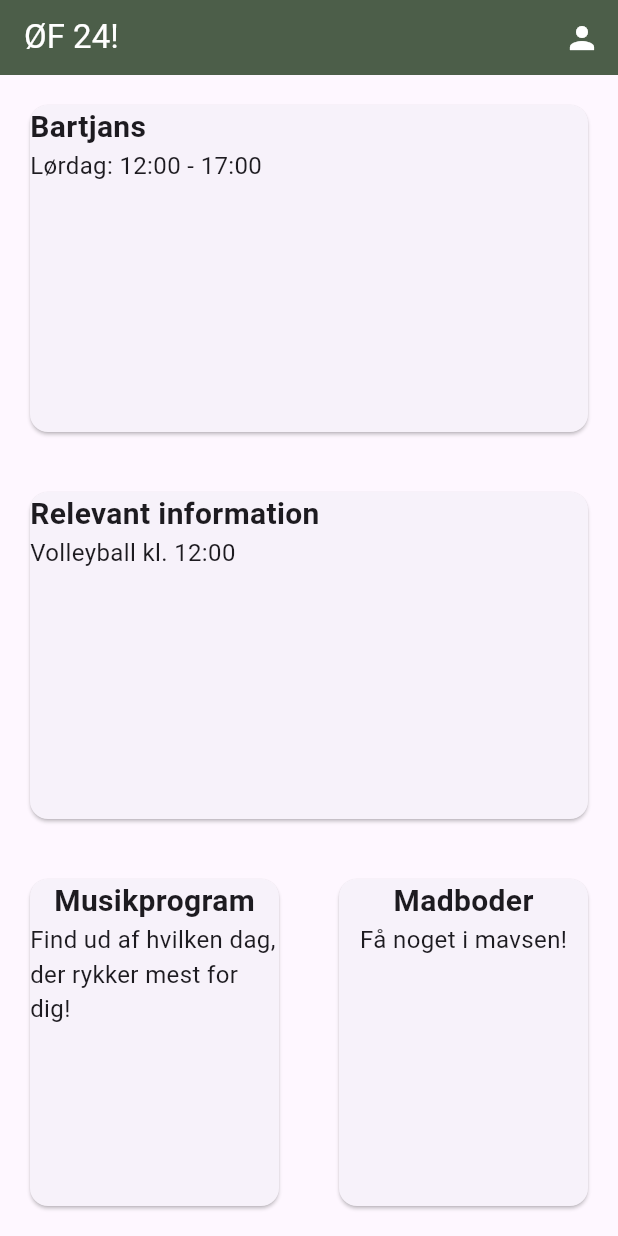
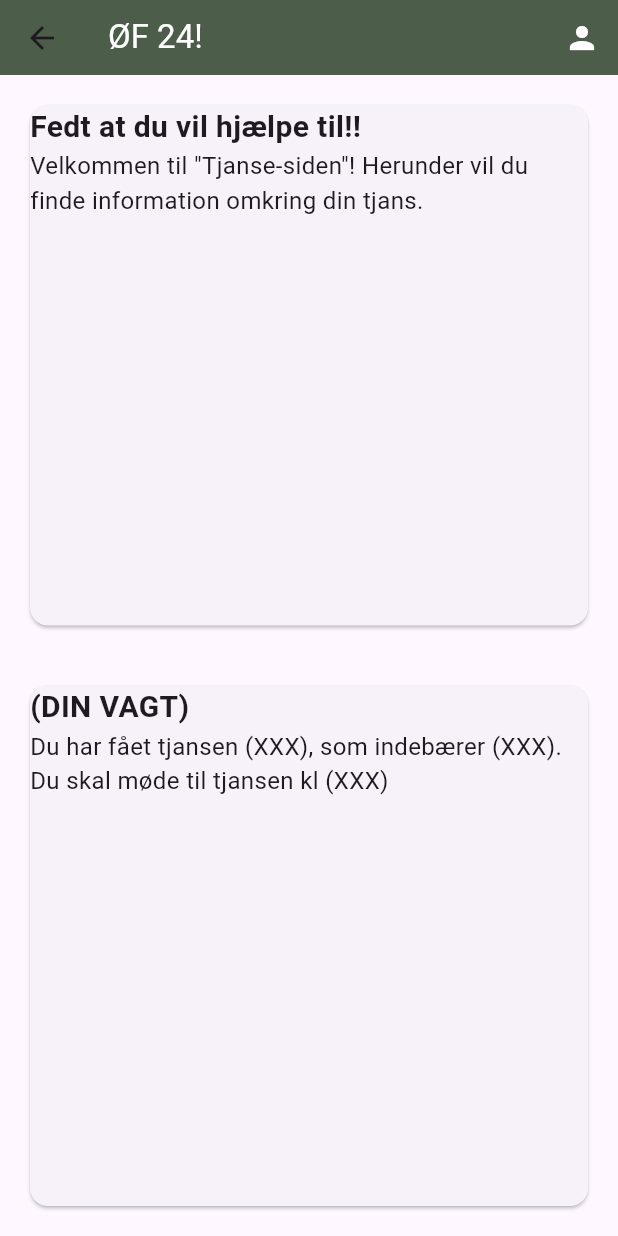
Before and after one commit to gust1527/festival-volunteer-manager, a Flutter app: the screen it shows after launch, after a tap on "Bartjans", on a phone screen of 412 x 824 dp. Run offline on Flutter 3.47's test engine with Material 3 defaults, Android fonts, the phone set to English and light mode, and no system bars.

Commit message:
Added inital routes from homepage to other pages

```diff
--- a/festival_volunteer_application/lib/Pages/HomeScreen.dart
+++ b/festival_volunteer_application/lib/Pages/HomeScreen.dart
@@ -21,12 +21,12 @@ class _HomeScreenState extends State<HomeScreen> {
           Expanded(
             flex: 1,
             child: ExpandedDialogTile(
-                title: 'Bartjans', content: 'Lørdag: 12:00 - 17:00'),
+                title: 'Bartjans', content: 'Lørdag: 12:00 - 17:00', route: '/tjanser',),
           ),
           Expanded(
             flex: 1,
             child: ExpandedDialogTile(
-                title: 'Relevant information', content: 'Volleyball kl. 12:00'),
+                title: 'Relevant information', content: 'Volleyball kl. 12:00', route: '/information',),
           ),
           Expanded(
             flex: 1,
--- a/festival_volunteer_application/lib/Pages/TjansePage.dart
+++ b/festival_volunteer_application/lib/Pages/TjansePage.dart
@@ -0,0 +1,35 @@
+import 'package:festival_volunteer_application/UX_Elements/ExpandedDialogTile.dart';
+import 'package:festival_volunteer_application/UX_Elements/HalfWidthDialog.dart';
+import 'package:festival_volunteer_application/UX_Elements/StandardAppBar.dart';
+import 'package:flutter/material.dart';
+
+class TjansePage extends StatefulWidget {
+  const TjansePage({super.key});
+
+  @override
+  _TjansePageState createState() => _TjansePageState();
+}
+
+class _TjansePageState extends State<TjansePage> {
+
+    @override
+    Widget build(BuildContext context) {
+        return const Scaffold(
+            appBar: StandardAppBar(),
+            body: Column(
+                children: <Widget>[
+          Expanded(
+            flex: 1,
+            child: ExpandedDialogTile(
+                title: 'Fedt at du vil hjælpe til!!', content: 'Velkommen til "Tjanse-siden"! Herunder vil du finde information omkring din tjans.', route: '/tjanser'),
+          ),
+          Expanded(
+            flex: 1,
+            child: ExpandedDialogTile(
+                title: '(DIN VAGT)', content: 'Du har fået tjansen (XXX), som indebærer (XXX). Du skal møde til tjansen kl (XXX)', route: '/tjanser'),
+          ),
+                ],
+            ),
+        );
+    }
+}
--- a/festival_volunteer_application/lib/UX_Elements/ExpandedDialogTile.dart
+++ b/festival_volunteer_application/lib/UX_Elements/ExpandedDialogTile.dart
@@ -3,9 +3,10 @@ import 'package:flutter/material.dart';
 class ExpandedDialogTile extends StatelessWidget {
   final String title;
   final String content;
+  final String route;
 
   const ExpandedDialogTile(
-      {super.key, required this.title, required this.content});
+      {super.key, required this.title, required this.content, required this.route});
 
   @override
   Widget build(BuildContext context) {
@@ -13,7 +14,9 @@ class ExpandedDialogTile extends StatelessWidget {
       margin: const EdgeInsets.all(20),
       clipBehavior: Clip.antiAlias,
       child: InkWell(
-        onTap: () => {},
+        onTap: () => {
+          Navigator.pushNamed(context, route)
+        },
         child: Column(
           mainAxisSize: MainAxisSize.max,
           children: [
--- a/festival_volunteer_application/lib/main.dart
+++ b/festival_volunteer_application/lib/main.dart
@@ -1,4 +1,5 @@
 import 'package:festival_volunteer_application/Pages/HomeScreen.dart';
+import 'package:festival_volunteer_application/routes.dart';
 import 'package:flutter/material.dart';
 
 void main() {
@@ -16,9 +17,10 @@ class MainApp extends StatefulWidget {
 
     @override
     Widget build(BuildContext context) {
-      return const MaterialApp(
+      return MaterialApp(
         debugShowCheckedModeBanner: false,
-        home: HomeScreen(),
+        initialRoute: '/',
+        routes: routes,
       );
     }
   }
--- /dev/null
+++ b/festival_volunteer_application/lib/routes.dart
@@ -0,0 +1,14 @@
+import 'package:festival_volunteer_application/Pages/FoodAndBeveragesPage.dart';
+import 'package:festival_volunteer_application/Pages/HomeScreen.dart';
+import 'package:festival_volunteer_application/Pages/MusicPage.dart';
+import 'package:festival_volunteer_application/Pages/TjansePage.dart';
+import 'package:festival_volunteer_application/Pages/InformationPage.dart';
+import 'package:flutter/material.dart';
+
+var routes = {
+    '/foodAndBeverages': (context) => FoodAndBeveragesPage(),
+    '/': (context) => HomeScreen(),
+    '/information': (context) => InformationPage(),
+    '/music': (context) => MusicPage(),
+    '/tjanser': (context) => const TjansePage(),
+  };
```
Also changed, not shown: festival_volunteer_application/lib/Pages/FoodAndBeveragesPage.dart (added, +24 -0 lines), festival_volunteer_application/lib/Pages/InformationPage.dart (added, +22 -0 lines), festival_volunteer_application/lib/Pages/MusicPage.dart (added, +24 -0 lines).
